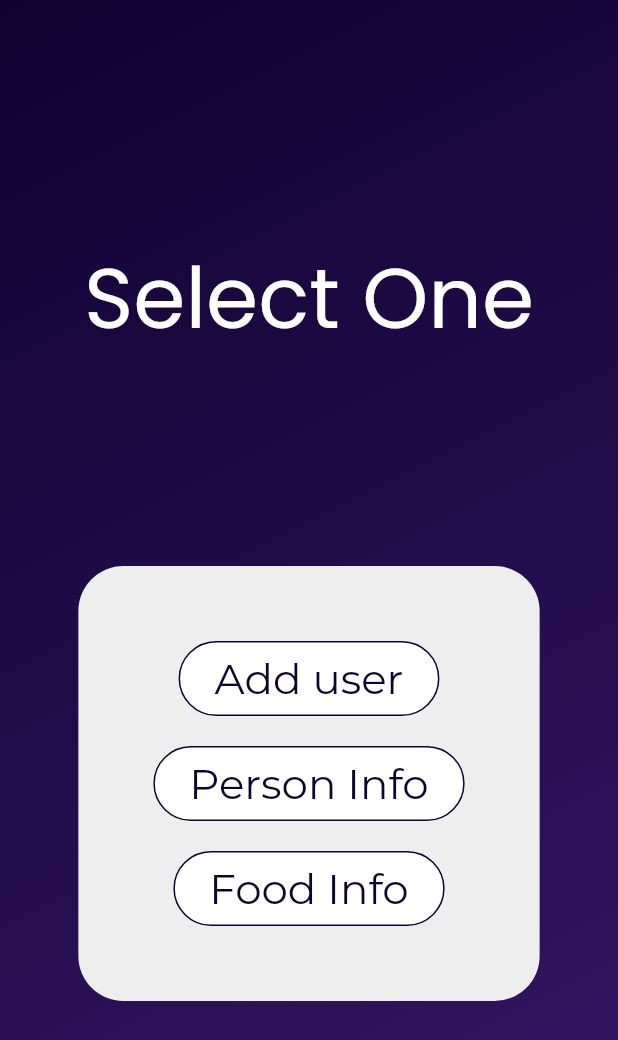
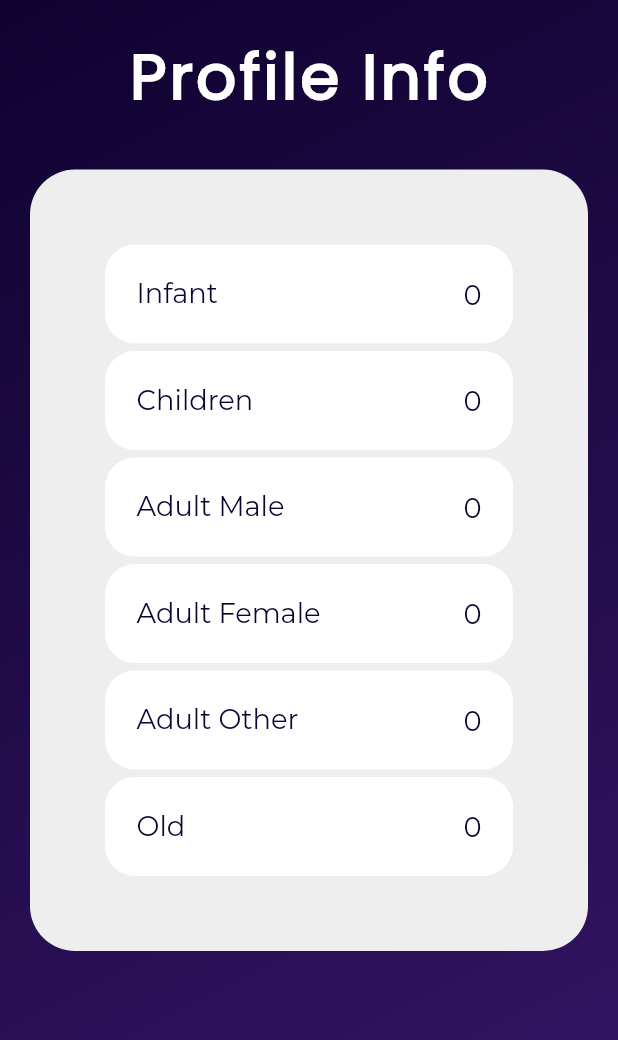
Before and after one commit to VarunSAthreya/Food-Supply-Survey, a Flutter app: the HomeScreen screen opened directly, after a tap on "Person Info", on a phone screen of 412 x 824 dp. Shown: the top 1040 px of the screen. Run offline on Flutter 3.47's test engine with Material 2 defaults, Android fonts, the phone set to English and light mode, and no system bars.

Commit message:
Added profile info page

```diff
--- a/lib/models/user_data.dart
+++ b/lib/models/user_data.dart
@@ -35,4 +35,45 @@ class UserData extends ChangeNotifier {
     ));
     notifyListeners();
   }
+
+  Map<String, int> proflieInfoCounter() {
+    Map<String, int> profileInfo = {};
+
+    int infant = 0;
+    int children = 0;
+    int old = 0;
+    int adultM = 0;
+    int adultF = 0;
+    int adultO = 0;
+
+    for (int i = 0; i < _user.length; i++) {
+      if (_user[i].age < 2) {
+        infant++;
+      } else if (_user[i].age < 18) {
+        children++;
+      } else if (_user[i].age < 70) {
+        switch (_user[i].gender) {
+          case "Male":
+            adultM++;
+            break;
+          case "Female":
+            adultF++;
+            break;
+          default:
+            adultO++;
+        }
+      } else {
+        old++;
+      }
+    }
+
+    profileInfo['infant'] = infant;
+    profileInfo['children'] = children;
+    profileInfo['old'] = old;
+    profileInfo['adultM'] = adultM;
+    profileInfo['adultF'] = adultF;
+    profileInfo['adultO'] = adultO;
+
+    return profileInfo;
+  }
 }
--- a/lib/screens/home.dart
+++ b/lib/screens/home.dart
@@ -1,3 +1,4 @@
+import 'package:Food_supply_survey/screens/person_info.dart';
 import 'package:flutter/material.dart';
 
 import 'add_user.dart';
@@ -57,6 +58,11 @@ class HomeScreen extends StatelessWidget {
                         buildNavigoationButton(
                           context: context,
                           title: 'Person Info',
+                          onPressed: () => Navigator.push(
+                              context,
+                              MaterialPageRoute(
+                                builder: (context) => PersonInfo(),
+                              )),
                         ),
                         const SizedBox(
                           height: 20,
--- /dev/null
+++ b/lib/screens/person_info.dart
@@ -0,0 +1,102 @@
+import 'package:Food_supply_survey/models/user_data.dart';
+import 'package:flutter/material.dart';
+import 'package:provider/provider.dart';
+
+class PersonInfo extends StatelessWidget {
+  @override
+  Widget build(BuildContext context) {
+    Map<String, int> profileInfo =
+        Provider.of<UserData>(context, listen: false).proflieInfoCounter();
+    return Scaffold(
+      body: Container(
+        decoration: BoxDecoration(
+          gradient: LinearGradient(
+            begin: Alignment.topLeft,
+            end: Alignment.bottomRight,
+            colors: [
+              Theme.of(context).primaryColor,
+              Theme.of(context).accentColor,
+            ],
+          ),
+        ),
+        alignment: Alignment.center,
+        child: SafeArea(
+          child: Padding(
+            padding: const EdgeInsets.all(20.0),
+            child: Column(
+              children: [
+                const Text(
+                  'Profile Info',
+                  textScaleFactor: 3.0,
+                  style: TextStyle(
+                    color: Colors.white,
+                    fontWeight: FontWeight.bold,
+                    fontFamily: 'Popins',
+                    letterSpacing: 2.0,
+                  ),
+                ),
+                const SizedBox(
+                  height: 30,
+                ),
+                Container(
+                  decoration: BoxDecoration(
+                    color: Theme.of(context).backgroundColor,
+                    borderRadius: BorderRadius.circular(30.0),
+                  ),
+                  child: Padding(
+                    padding: const EdgeInsets.all(50.0),
+                    child: Column(
+                      children: [
+                        buildList(context, 'Infant', profileInfo['infant']),
+                        const SizedBox(height: 5),
+                        buildList(context, 'Children', profileInfo['children']),
+                        const SizedBox(height: 5),
+                        buildList(context, 'Adult Male', profileInfo['adultM']),
+                        const SizedBox(height: 5),
+                        buildList(
+                            context, 'Adult Female', profileInfo['adultF']),
+                        const SizedBox(height: 5),
+                        buildList(
+                            context, 'Adult Other', profileInfo['adultO']),
+                        const SizedBox(height: 5),
+                        buildList(context, 'Old', profileInfo['old']),
+                      ],
+                    ),
+                  ),
+                ),
+              ],
+            ),
+          ),
+        ),
+      ),
+    );
+  }
+
+  Container buildList(BuildContext context, String key, int val) {
+    return Container(
+      decoration: BoxDecoration(
+        color: Colors.white,
+        borderRadius: BorderRadius.circular(20.0),
+      ),
+      child: Padding(
+        padding: const EdgeInsets.all(5.0),
+        child: ListTile(
+          leading: Text(
+            key,
+            textScaleFactor: 1.3,
+            style: TextStyle(
+              color: Theme.of(context).primaryColor,
+            ),
+          ),
+          trailing: Text(
+            '$val',
+            textScaleFactor: 1.3,
+            style: TextStyle(
+              color: Theme.of(context).primaryColor,
+            ),
+          ),
+        ),
+      ),
+    );
+  }
+}
```
